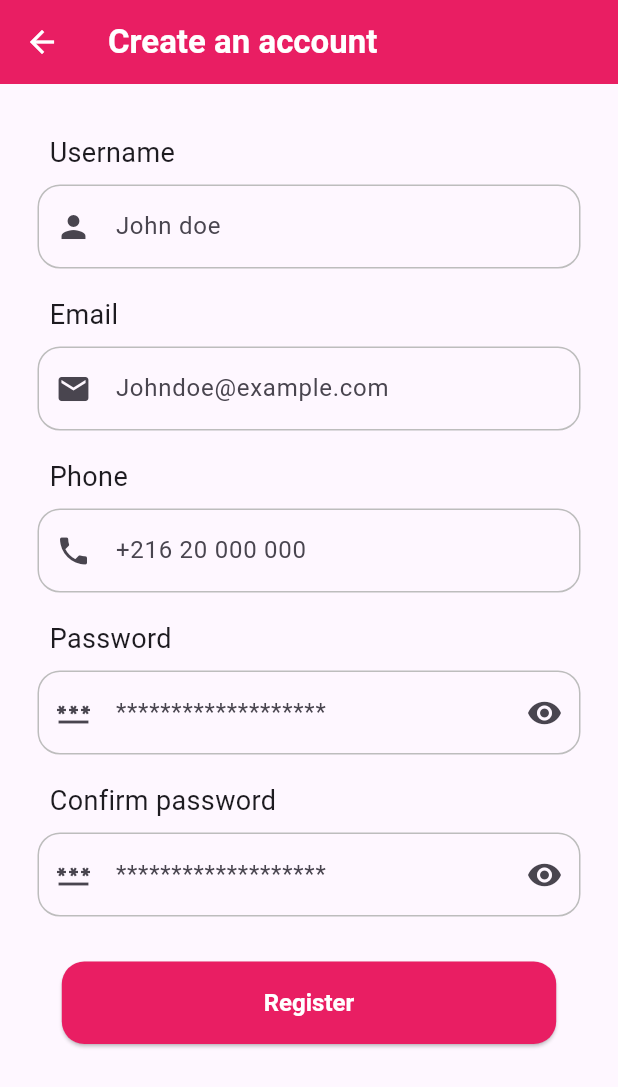
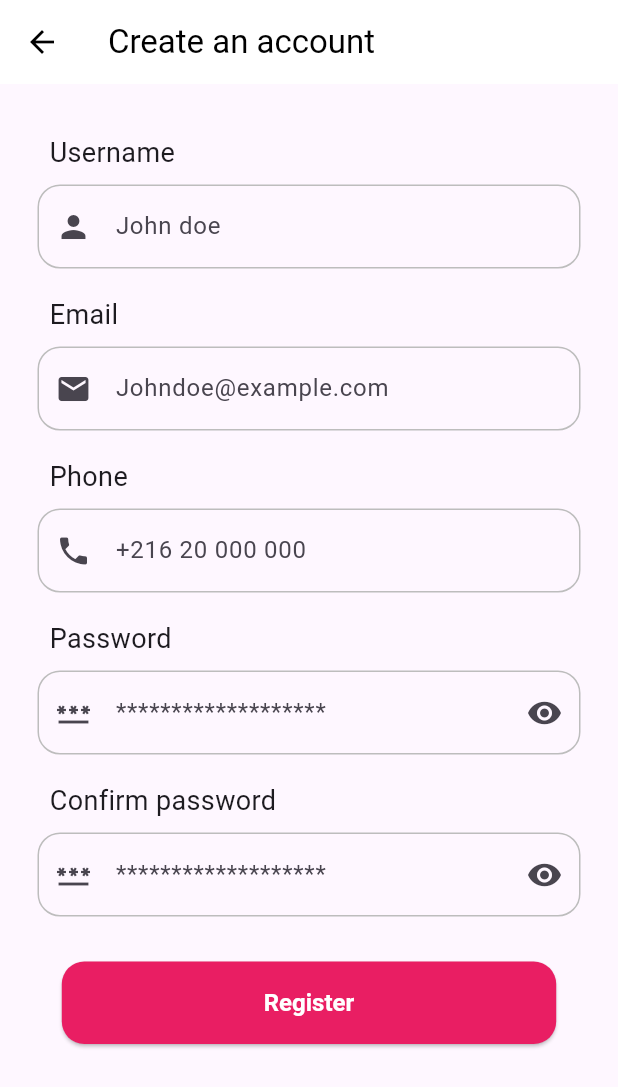
Before and after one commit to ihebmeftah/nestjs_events, a Flutter app: the screen it shows after launch, after a tap on "Sign in", after a tap on "Register", on a phone screen of 412 x 824 dp. Shown: the top 1087 px of the screen. Run offline on Flutter 3.47's test engine with Material 3 defaults, Android fonts, the phone set to English and light mode, and no system bars; our stand-ins replace get.

Commit message:
Update login functionality and UI
- Added navigation to the home screen upon successful login validation.
- Changed the AppBar background color to white for better UI consistency.

```diff
--- a/front_flutter/lib/app/modules/register/controllers/register_controller.dart
+++ b/front_flutter/lib/app/modules/register/controllers/register_controller.dart
@@ -1,6 +1,7 @@
 import 'package:get/get.dart';
 import 'package:flutter/material.dart';
 
+import '../../../routes/app_pages.dart';
 
 class RegisterController extends GetxController {
   final registerFormkey = GlobalKey<FormState>();
@@ -11,6 +12,8 @@ class RegisterController extends GetxController {
   final registerconfirmpassword = TextEditingController();
 
   void onSignIn() {
-    if (registerFormkey.currentState!.validate()) {}
+    if (registerFormkey.currentState!.validate()) {
+      Get.offAllNamed(Routes.HOME);
+    }
   }
 }
--- a/front_flutter/lib/app/modules/register/views/register_view.dart
+++ b/front_flutter/lib/app/modules/register/views/register_view.dart
@@ -12,6 +12,10 @@ class RegisterView extends GetView<RegisterController> {
     return Scaffold(
         resizeToAvoidBottomInset: false,
         appBar: AppBar(
+          backgroundColor: Colors.white,
+          foregroundColor: Colors.black,
+          iconTheme: const IconThemeData(color: Colors.black),
+          titleTextStyle: const TextStyle(color: Colors.black, fontSize: 22),
           title: const Text('Create an account'),
           centerTitle: false,
         ),
```
